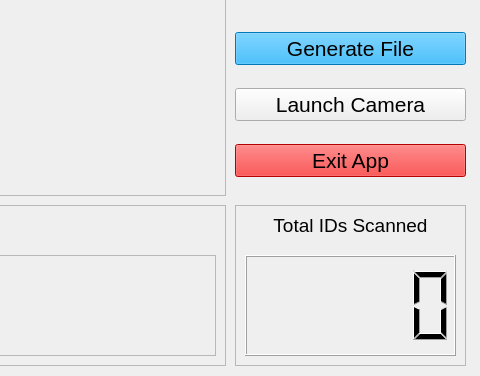
First picture: the form in main_window.ui, repository abiatarfestus/qrc_reader, before the edit; both pictures show x 525 to 1005 and y 425 to 801 of the 1005 by 801 pixel window.
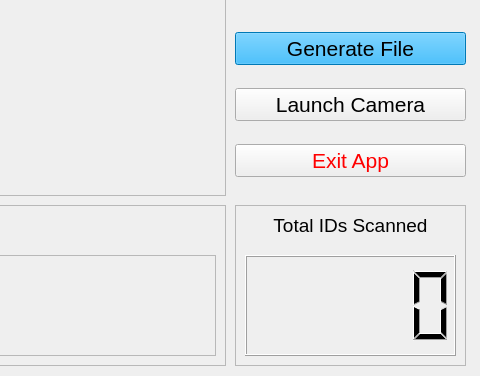
Second picture: the form after the edit.

The edit to the form file:
```diff
--- a/main_window.ui
+++ b/main_window.ui
@@ -447,7 +447,7 @@
        </font>
       </property>
       <property name="styleSheet">
-       <string notr="true">background-color: rgb(255, 0, 0);</string>
+       <string notr="true">color: rgb(255, 0, 0);</string>
       </property>
       <property name="text">
        <string>Exit App</string>
```
